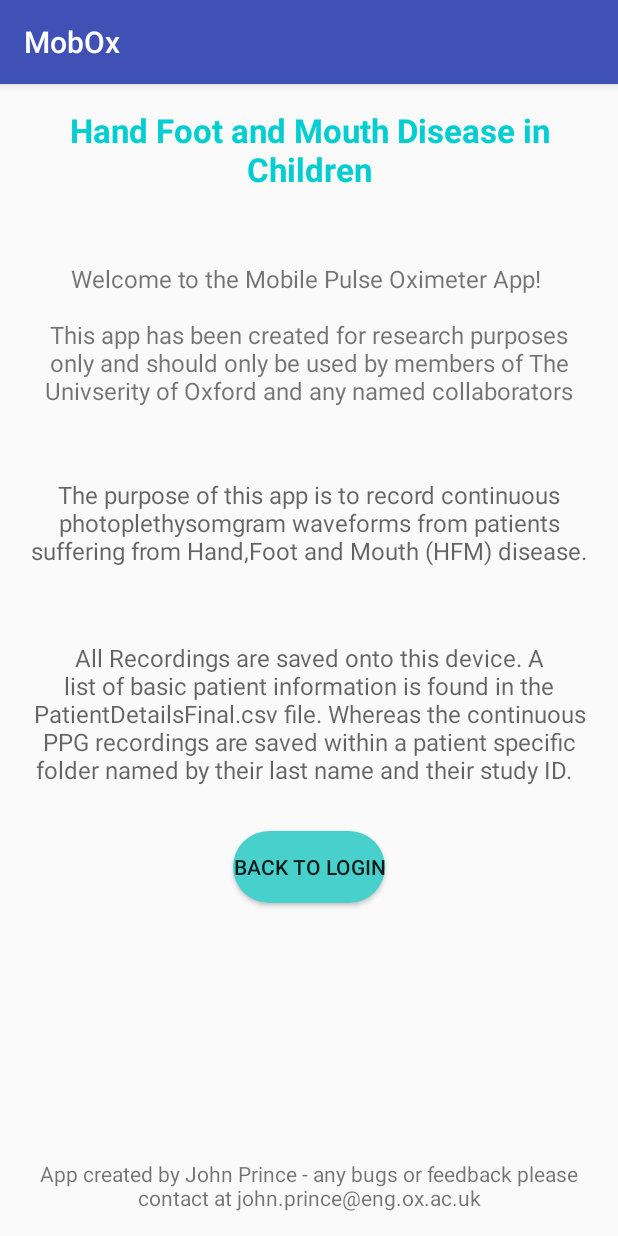
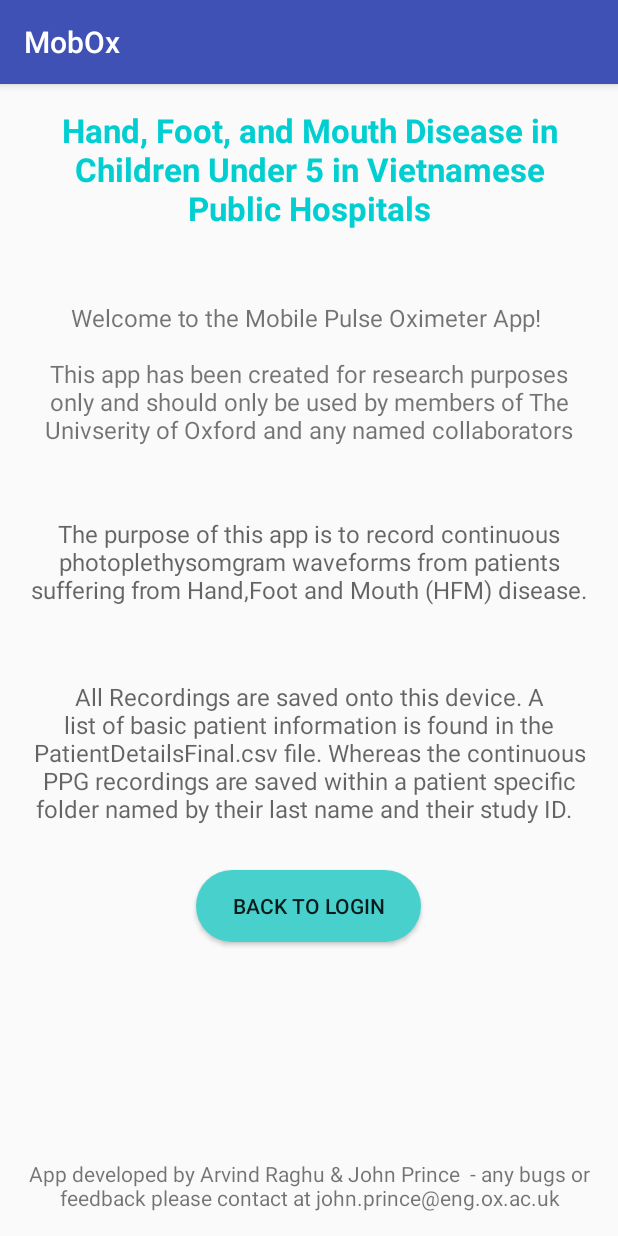
Before and after one commit to johnPrinceOx/pulseOxApp, an Android app: the vietnam_info screen opened directly, with no data from a screen before it, on a phone screen of 412 x 824 dp. Run offline under Robolectric (Android 15) with nearby library versions, the phone set to English and light mode, and no system bars.

Commit message:
Minor button size changes Modified Vietnam Info page Git root re-specified

```diff
--- a/Hathi/mainApp/src/main/res/layout/vietnam_info.xml
+++ b/Hathi/mainApp/src/main/res/layout/vietnam_info.xml
@@ -14,7 +14,7 @@
         android:layout_width="wrap_content"
         android:layout_height="wrap_content"
         android:textAppearance="?android:attr/textAppearanceLarge"
-        android:text="Hand Foot and Mouth Disease in Children"
+        android:text="Hand, Foot, and Mouth Disease in Children Under 5 in Vietnamese Public Hospitals"
         android:id="@+id/textView9"
         android:layout_alignParentTop="true"
         android:layout_centerHorizontal="true"
@@ -66,14 +66,14 @@
         android:layout_width="wrap_content"
         android:layout_height="wrap_content"
         android:textAppearance="?android:attr/textAppearanceSmall"
-        android:text="App created by John Prince - any bugs or feedback please contact at john.prince@eng.ox.ac.uk"
+        android:text="App developed by Arvind Raghu &amp; John Prince  - any bugs or feedback please contact at john.prince@eng.ox.ac.uk"
         android:id="@+id/textView13"
         android:layout_alignParentBottom="true"
         android:layout_centerHorizontal="true"
         android:textAlignment="center" />
 
     <Button
-        android:layout_width="wrap_content"
+        android:layout_width="150dp"
         android:layout_height="wrap_content"
         android:text="Back To Login"
         android:id="@+id/backToLogin"
```
Also changed, not shown: Hathi/mainApp/src/main/res/layout/pulseox_mainact.xml (+23 -20 lines).
